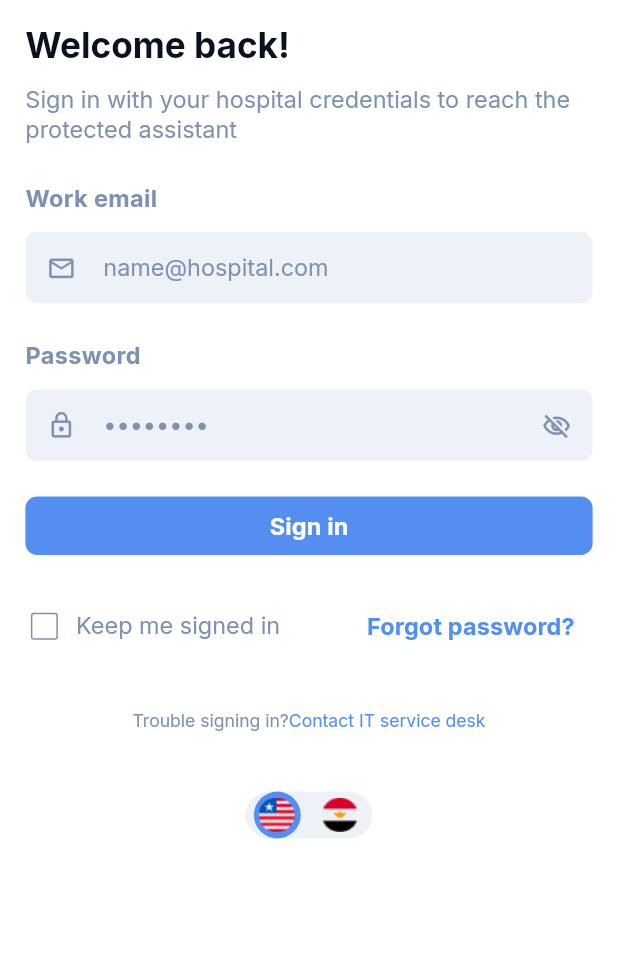
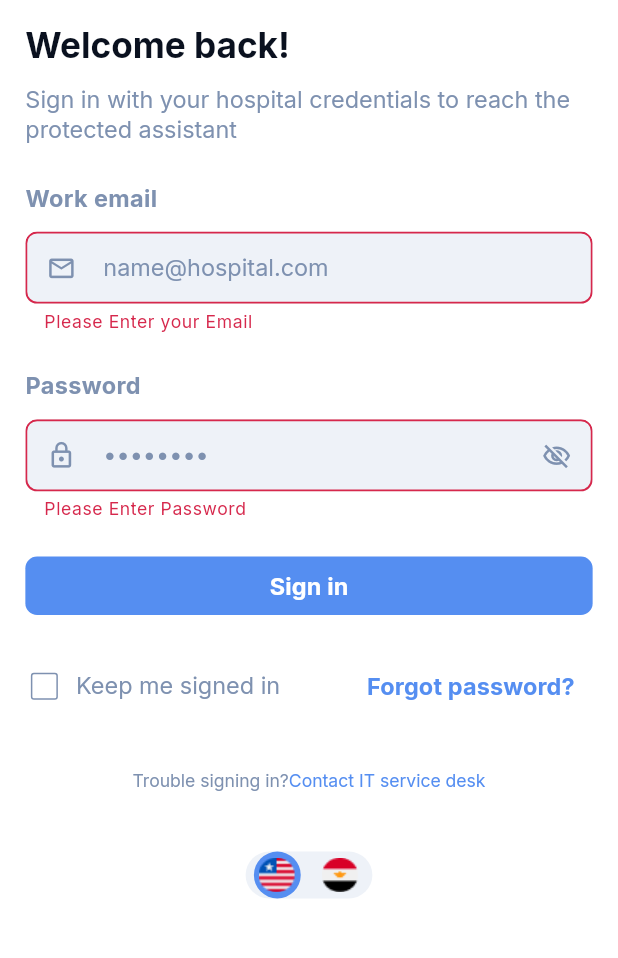
Before and after one commit to 0xRAGShield/ragshield-Flutter, a Flutter app: the screen it shows after launch, after a tap on "Continue", after a tap on "Skip", after a tap on "Sign in", on a phone screen of 412 x 824 dp, the part 173-1131 px from its top. Run offline on Flutter 3.47's test engine with Material 3 defaults, Android fonts, the light colour scheme and no system bars; our stand-ins replace easy_localization, flutter_screenutil, google_fonts.

Commit message:
feat: add form validation to login screen

```diff
--- a/lib/core/constants/app_routes.dart
+++ b/lib/core/routing/app_routes.dart
@@ -3,4 +3,5 @@ class AppRoutes {
   static const String mainOnboarding = '/onboarding-screen';
   static const String loginScreen = '/login-screen';
   static const String forgetScreen = '/forget-screen';
+  static const String homeScreen = '/home-screen';
 }
--- /dev/null
+++ b/lib/core/utils/validator_helper.dart
@@ -0,0 +1,28 @@
+class ValidatorHelper {
+  static String? validateEmail(String? text) {
+    if (text == null || text.trim().isEmpty) {
+      return 'Please Enter your Email';
+    }
+    final bool emailValid = RegExp(
+      r"^[a-zA-Z0-9.a-zA-Z0-9!#$%&'*+-/=?^_`{|}~]+@[a-zA-Z0-9]+\.[a-zA-Z]+",
+    ).hasMatch(text);
+    if (!emailValid) {
+      return 'Please Enter valid Email';
+    }
+    return null;
+  }
+
+  static String? validatePassword(String? text) {
+    if (text == null || text.trim().isEmpty) {
+      return 'Please Enter Password';
+    }
+    return null;
+  }
+
+  static String? validateConfirmPassword(String? text) {
+    if (text == null || text.trim().isEmpty) {
+      return 'Please Enter Confirm Password';
+    }
+    return null;
+  }
+}
--- a/lib/features/ui/auth/pages/login/login_screen.dart
+++ b/lib/features/ui/auth/pages/login/login_screen.dart
@@ -4,11 +4,11 @@ import 'package:flutter/material.dart';
 import 'package:flutter_screenutil/flutter_screenutil.dart';
 import 'package:provider/provider.dart';
 import 'package:safe_rag/core/constants/app_colors.dart';
-import 'package:safe_rag/core/constants/app_routes.dart';
+import 'package:safe_rag/core/routing/app_routes.dart';
 import 'package:safe_rag/core/state/local_provider.dart';
-import 'package:safe_rag/core/state/theme_provider.dart';
-import 'package:safe_rag/core/widgets/custom_elevated_button.dart';
-import 'package:safe_rag/core/widgets/custom_text_button.dart';
+import 'package:safe_rag/core/utils/custom_elevated_button.dart';
+import 'package:safe_rag/core/utils/custom_text_button.dart';
+import 'package:safe_rag/core/utils/validator_helper.dart';
 import 'package:safe_rag/features/ui/auth/widgets/custom_text_field.dart';
 import 'package:safe_rag/features/ui/onboarding/widgets/icon_toggle.dart';
 
@@ -22,6 +22,10 @@ class LoginScreen extends StatefulWidget {
 class _LoginScreenState extends State<LoginScreen> {
   bool _obscurePassword = true;
   bool _keepSignedIn = false;
+  final _formKey = GlobalKey<FormState>();
+
+  TextEditingController emailController = TextEditingController();
+  TextEditingController passwordController = TextEditingController();
 
   @override
   Widget build(BuildContext context) {
@@ -31,6 +35,9 @@ class _LoginScreenState extends State<LoginScreen> {
       body: SafeArea(
         child: Padding(
           padding: EdgeInsets.symmetric(horizontal: 16.w),
+          child: Form(
+            key: _formKey,
+            child: SingleChildScrollView(
               child: Column(
                 crossAxisAlignment: CrossAxisAlignment.start,
                 children: [
@@ -51,6 +58,8 @@ class _LoginScreenState extends State<LoginScreen> {
                     label: 'login.emailLabel'.tr(),
                     hint: 'login.emailHint'.tr(),
                     prefixIcon: Icons.mail_outline,
+                    validator: ValidatorHelper.validateEmail,
+                    controller: emailController,
                   ),
                   SizedBox(height: 24.h),
                   CustomTextField(
@@ -58,6 +67,8 @@ class _LoginScreenState extends State<LoginScreen> {
                     hint: '••••••••',
                     prefixIcon: Icons.lock_outline,
                     obscureText: _obscurePassword,
+                    controller: passwordController,
+                    validator: ValidatorHelper.validatePassword,
                     suffixIcon: IconButton(
                       onPressed: () {
                         setState(() => _obscurePassword = !_obscurePassword);
@@ -74,7 +85,11 @@ class _LoginScreenState extends State<LoginScreen> {
                   SizedBox(height: 24.h),
                   CustomElevatedButton(
                     text: 'login.signInButton'.tr(),
-                onPressed: () {},
+                    onPressed: () {
+                      if (_formKey.currentState!.validate()) {
+                        Navigator.pushNamed(context, AppRoutes.homeScreen);
+                      }
+                    },
                   ),
                   SizedBox(height: 24.h),
                   Row(
@@ -124,6 +139,8 @@ class _LoginScreenState extends State<LoginScreen> {
               ),
             ),
           ),
+        ),
+      ),
     );
   }
 
--- /dev/null
+++ b/lib/features/ui/home/home_screen.dart
@@ -0,0 +1,10 @@
+import 'package:flutter/material.dart';
+
+class HomeScreen extends StatelessWidget {
+  const HomeScreen({super.key});
+
+  @override
+  Widget build(BuildContext context) {
+    return const Placeholder();
+  }
+}
--- a/lib/features/ui/onboarding/pages/onboarding_screen.dart
+++ b/lib/features/ui/onboarding/pages/onboarding_screen.dart
@@ -1,5 +1,5 @@
 import 'package:flutter/material.dart';
-import 'package:safe_rag/core/constants/app_routes.dart';
+import 'package:safe_rag/core/routing/app_routes.dart';
 
 import 'onboarding_screen_1.dart';
 import 'onboarding_screen_2.dart';
--- a/lib/features/ui/onboarding/pages/onboarding_screen_1.dart
+++ b/lib/features/ui/onboarding/pages/onboarding_screen_1.dart
@@ -4,7 +4,7 @@ import 'package:flutter_screenutil/flutter_screenutil.dart';
 import 'package:provider/provider.dart';
 import 'package:safe_rag/core/state/local_provider.dart';
 import 'package:safe_rag/core/state/theme_provider.dart';
-import 'package:safe_rag/core/widgets/custom_elevated_button.dart';
+import 'package:safe_rag/core/utils/custom_elevated_button.dart';
 import 'package:safe_rag/features/ui/onboarding/widgets/icon_toggle.dart';
 import 'package:safe_rag/features/ui/onboarding/widgets/setting_row.dart';
 
--- a/lib/features/ui/onboarding/pages/onboarding_screen_2.dart
+++ b/lib/features/ui/onboarding/pages/onboarding_screen_2.dart
@@ -1,7 +1,7 @@
 import 'package:easy_localization/easy_localization.dart';
 import 'package:flutter/material.dart';
 import 'package:flutter_screenutil/flutter_screenutil.dart';
-import 'package:safe_rag/core/widgets/custom_elevated_button.dart';
+import 'package:safe_rag/core/utils/custom_elevated_button.dart';
 
 class OnboardingScreen2 extends StatelessWidget {
   const OnboardingScreen2({super.key, required this.onContinue, this.onSkip});
--- a/lib/features/ui/onboarding/pages/onboarding_screen_3.dart
+++ b/lib/features/ui/onboarding/pages/onboarding_screen_3.dart
@@ -1,7 +1,7 @@
 import 'package:easy_localization/easy_localization.dart';
 import 'package:flutter/material.dart';
 import 'package:flutter_screenutil/flutter_screenutil.dart';
-import 'package:safe_rag/core/widgets/custom_elevated_button.dart';
+import 'package:safe_rag/core/utils/custom_elevated_button.dart';
 
 class OnboardingScreen3 extends StatelessWidget {
   const OnboardingScreen3({super.key, required this.onContinue, this.onSkip});
--- a/lib/features/ui/onboarding/pages/onboarding_screen_4.dart
+++ b/lib/features/ui/onboarding/pages/onboarding_screen_4.dart
@@ -1,7 +1,7 @@
 import 'package:easy_localization/easy_localization.dart';
 import 'package:flutter/material.dart';
 import 'package:flutter_screenutil/flutter_screenutil.dart';
-import 'package:safe_rag/core/widgets/custom_elevated_button.dart';
+import 'package:safe_rag/core/utils/custom_elevated_button.dart';
 
 class OnboardingScreen4 extends StatelessWidget {
   const OnboardingScreen4({super.key, required this.onContinue});
--- a/lib/features/ui/onboarding/widgets/setting_row.dart
+++ b/lib/features/ui/onboarding/widgets/setting_row.dart
@@ -1,5 +1,4 @@
 import 'package:flutter/material.dart';
-import 'package:safe_rag/core/constants/app_styles.dart';
 
 class SettingRow extends StatelessWidget {
   const SettingRow({super.key, required this.label, required this.child});
--- a/lib/main.dart
+++ b/lib/main.dart
@@ -6,9 +6,10 @@ import 'package:safe_rag/core/state/theme_provider.dart';
 import 'package:safe_rag/core/theme/app_theme.dart';
 import 'package:safe_rag/features/ui/auth/pages/forget_password/forgot_password_screen.dart';
 import 'package:safe_rag/features/ui/auth/pages/login/login_screen.dart';
+import 'package:safe_rag/features/ui/home/home_screen.dart';
 import 'package:safe_rag/features/ui/onboarding/pages/onboarding_screen.dart';
 
-import 'core/constants/app_routes.dart';
+import 'core/routing/app_routes.dart';
 
 import 'package:provider/provider.dart';
 
@@ -49,6 +50,7 @@ class MyApp extends StatelessWidget {
             AppRoutes.mainOnboarding: (context) => OnboardingScreen(),
             AppRoutes.loginScreen: (context) => LoginScreen(),
             AppRoutes.forgetScreen: (context) => ForgotPasswordScreen(),
+            AppRoutes.homeScreen: (context) => HomeScreen(),
           },
           localizationsDelegates: context.localizationDelegates,
           supportedLocales: context.supportedLocales,
```
Also changed, not shown: lib/core/utils/custom_elevated_button.dart (renamed from lib/core/widgets/custom_elevated_button.dart), lib/core/utils/custom_text_button.dart (renamed from lib/core/widgets/custom_text_button.dart), 1 other file. Lines whose indentation alone changed are shown as unchanged.
